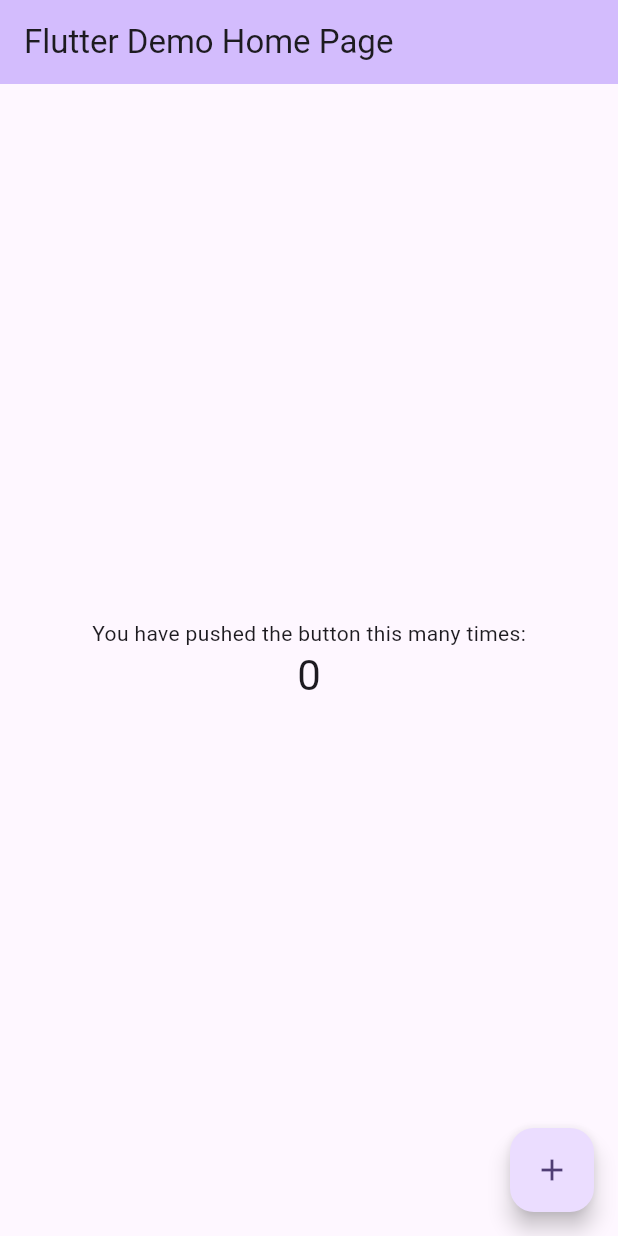
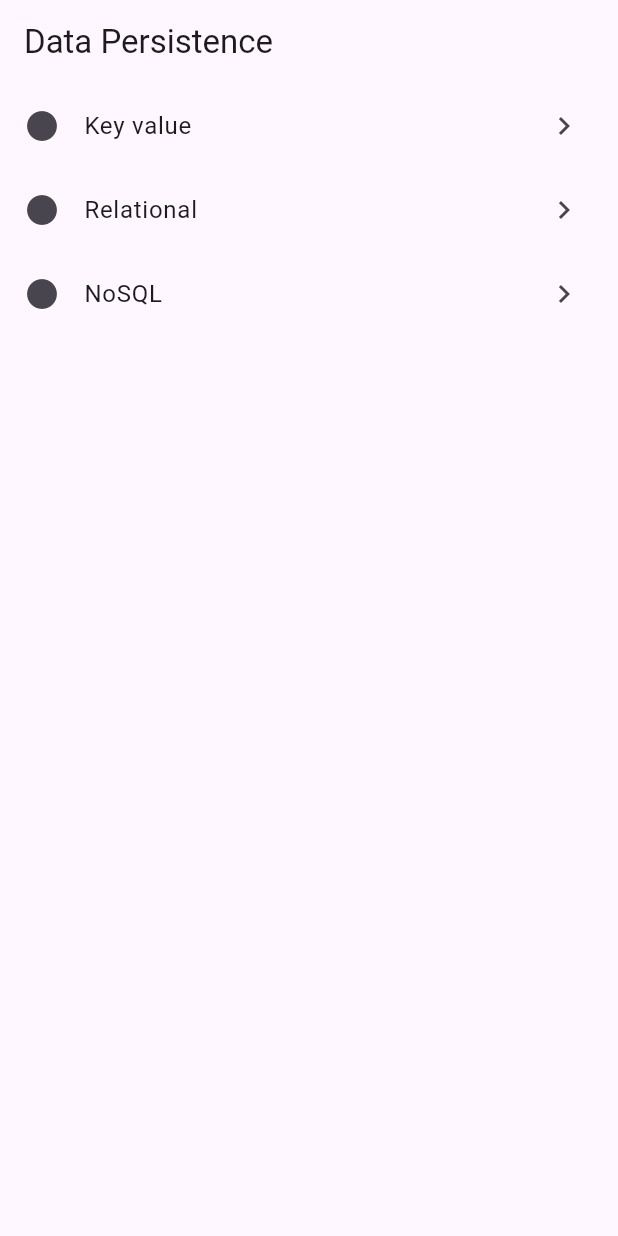
Before and after one commit to ricardoogliari/flutter_persistence, a Flutter app: the screen it shows after launch, on a phone screen of 412 x 824 dp. Run offline on Flutter 3.47's test engine with Material 3 defaults, Android fonts, the phone set to English and light mode, and no system bars.

Commit message:
added first pages and first use of named routes

```diff
--- a/lib/main.dart
+++ b/lib/main.dart
@@ -1,4 +1,7 @@
 import 'package:flutter/material.dart';
+import 'package:flutter_persistence/screens/key_value.dart';
+import 'package:flutter_persistence/screens/nosql.dart';
+import 'package:flutter_persistence/screens/relational.dart';
 
 void main() {
   runApp(const MyApp());
@@ -7,119 +10,61 @@ void main() {
 class MyApp extends StatelessWidget {
   const MyApp({super.key});
 
-  // This widget is the root of your application.
+  //estamos usando rotas nomeadas, logo, o MaterialApp não tem a propriedade home e sim a:
+  //initialRoute - rota inicial
+  //routes - descrição das rotas e para onde elas levam
+
   @override
   Widget build(BuildContext context) {
     return MaterialApp(
       title: 'Flutter Demo',
       theme: ThemeData(
-        // This is the theme of your application.
-        //
-        // TRY THIS: Try running your application with "flutter run". You'll see
-        // the application has a blue toolbar. Then, without quitting the app,
-        // try changing the seedColor in the colorScheme below to Colors.green
-        // and then invoke "hot reload" (save your changes or press the "hot
-        // reload" button in a Flutter-supported IDE, or press "r" if you used
-        // the command line to start the app).
-        //
-        // Notice that the counter didn't reset back to zero; the application
-        // state is not lost during the reload. To reset the state, use hot
-        // restart instead.
-        //
-        // This works for code too, not just values: Most code changes can be
-        // tested with just a hot reload.
         colorScheme: ColorScheme.fromSeed(seedColor: Colors.deepPurple),
         useMaterial3: true,
       ),
-      home: const MyHomePage(title: 'Flutter Demo Home Page'),
+      initialRoute: '/',
+      routes: {
+        '/': (context) => const MyHomePage(),
+        '/key_value': (context) => const KeyValueScreen(),
+        '/relational': (context) => const RelationalScreen(),
+        '/nosql': (context) => const NoSQLScreen(),
+      },
     );
   }
 }
 
-class MyHomePage extends StatefulWidget {
-  const MyHomePage({super.key, required this.title});
+class MyHomePage extends StatelessWidget {
 
-  // This widget is the home page of your application. It is stateful, meaning
-  // that it has a State object (defined below) that contains fields that affect
-  // how it looks.
-
-  // This class is the configuration for the state. It holds the values (in this
-  // case the title) provided by the parent (in this case the App widget) and
-  // used by the build method of the State. Fields in a Widget subclass are
-  // always marked "final".
-
-  final String title;
-
-  @override
-  State<MyHomePage> createState() => _MyHomePageState();
-}
-
-class _MyHomePageState extends State<MyHomePage> {
-  int _counter = 0;
-
-  void _incrementCounter() {
-    setState(() {
-      // This call to setState tells the Flutter framework that something has
-      // changed in this State, which causes it to rerun the build method below
-      // so that the display can reflect the updated values. If we changed
-      // _counter without calling setState(), then the build method would not be
-      // called again, and so nothing would appear to happen.
-      _counter++;
-    });
-  }
+  const MyHomePage({super.key});
 
   @override
   Widget build(BuildContext context) {
-    // This method is rerun every time setState is called, for instance as done
-    // by the _incrementCounter method above.
-    //
-    // The Flutter framework has been optimized to make rerunning build methods
-    // fast, so that you can just rebuild anything that needs updating rather
-    // than having to individually change instances of widgets.
     return Scaffold(
       appBar: AppBar(
-        // TRY THIS: Try changing the color here to a specific color (to
-        // Colors.amber, perhaps?) and trigger a hot reload to see the AppBar
-        // change color while the other colors stay the same.
-        backgroundColor: Theme.of(context).colorScheme.inversePrimary,
-        // Here we take the value from the MyHomePage object that was created by
-        // the App.build method, and use it to set our appbar title.
-        title: Text(widget.title),
+        title: const Text("Data Persistence"),
       ),
-      body: Center(
-        // Center is a layout widget. It takes a single child and positions it
-        // in the middle of the parent.
-        child: Column(
-          // Column is also a layout widget. It takes a list of children and
-          // arranges them vertically. By default, it sizes itself to fit its
-          // children horizontally, and tries to be as tall as its parent.
-          //
-          // Column has various properties to control how it sizes itself and
-          // how it positions its children. Here we use mainAxisAlignment to
-          // center the children vertically; the main axis here is the vertical
-          // axis because Columns are vertical (the cross axis would be
-          // horizontal).
-          //
-          // TRY THIS: Invoke "debug painting" (choose the "Toggle Debug Paint"
-          // action in the IDE, or press "p" in the console), to see the
-          // wireframe for each widget.
-          mainAxisAlignment: MainAxisAlignment.center,
-          children: <Widget>[
-            const Text(
-              'You have pushed the button this many times:',
-            ),
-            Text(
-              '$_counter',
-              style: Theme.of(context).textTheme.headlineMedium,
-            ),
-          ],
-        ),
-      ),
-      floatingActionButton: FloatingActionButton(
-        onPressed: _incrementCounter,
-        tooltip: 'Increment',
-        child: const Icon(Icons.add),
-      ), // This trailing comma makes auto-formatting nicer for build methods.
+      body: ListView(
+        children: [
+          ListTile(
+            leading: const Icon(Icons.circle_rounded),
+            trailing: const Icon(Icons.chevron_right),
+            title: const Text("Key value"),
+            onTap: () => Navigator.pushNamed(context, '/key_value'),
+          ),
+          ListTile(
+            leading: const Icon(Icons.circle_rounded),
+            trailing: const Icon(Icons.chevron_right),
+            title: const Text("Relational"),
+            onTap: () => Navigator.pushNamed(context, '/relational'),
+          ),
+          ListTile(
+            leading: const Icon(Icons.circle_rounded),
+            trailing: const Icon(Icons.chevron_right),
+            title: const Text("NoSQL"),
+            onTap: () => Navigator.pushNamed(context, '/nosql'),
+          )
+        ],
+      )
     );
   }
 }
```
Also changed, not shown: lib/screens/key_value.dart (added, +17 -0 lines), lib/screens/nosql.dart (added, +15 -0 lines), lib/screens/relational.dart (added, +15 -0 lines).
